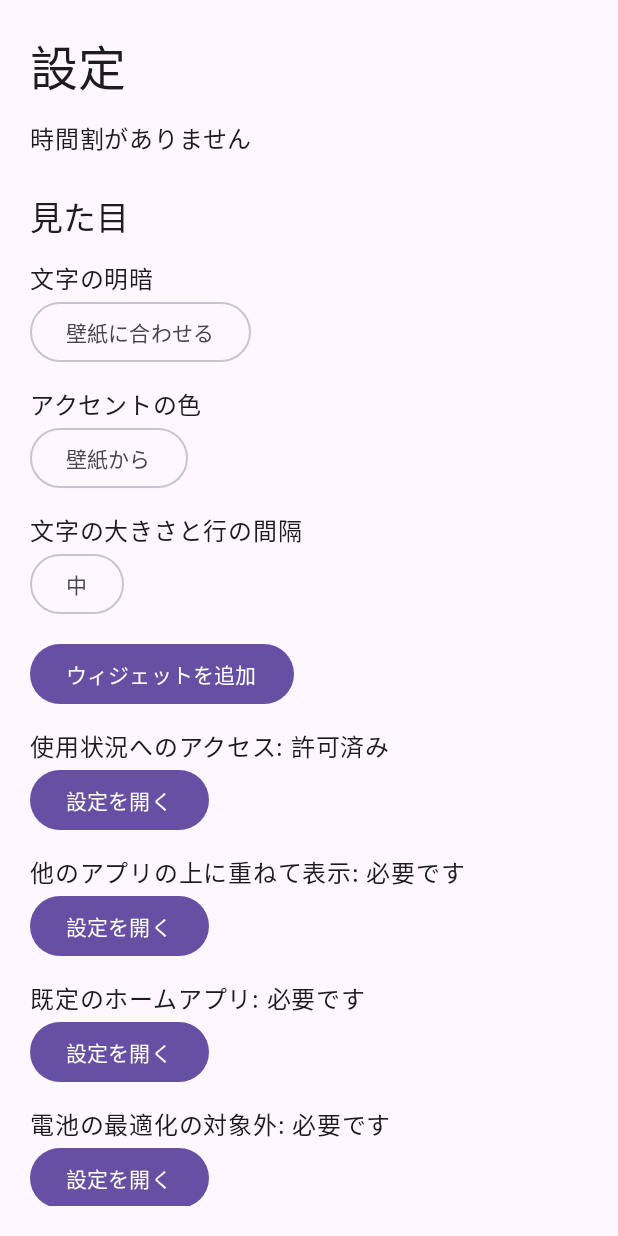
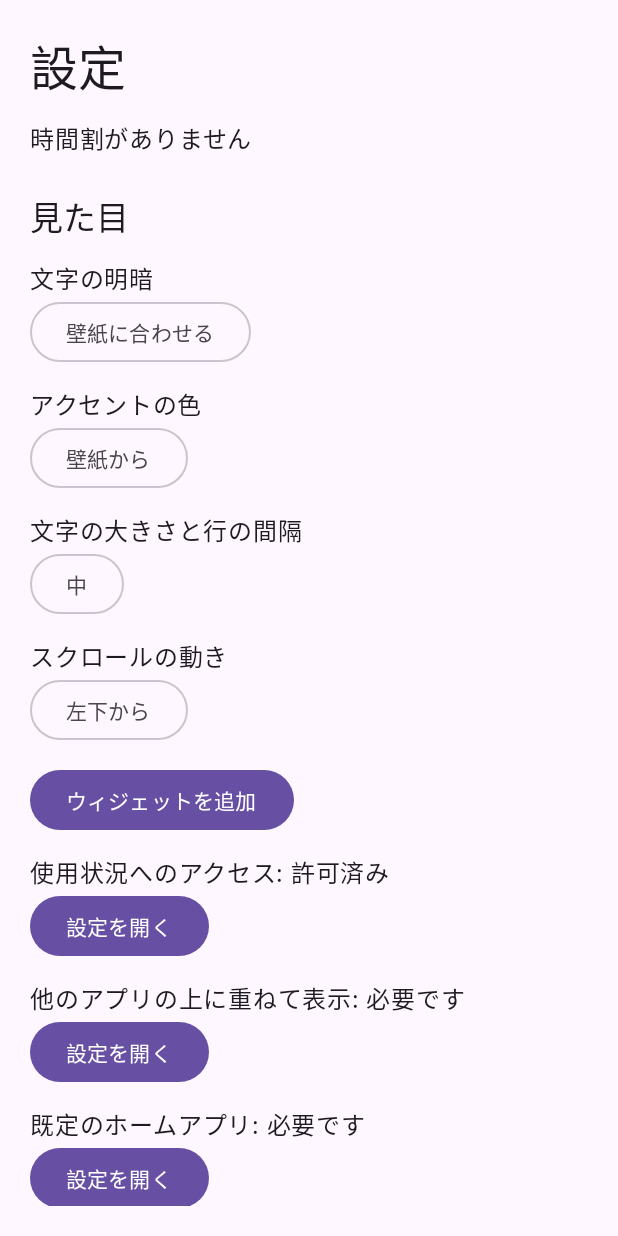
Before and after one commit to Meowtaverse-Games/cadence, an Android app built with Jetpack Compose: the MainActivity screen opened directly, with no data from a screen before it, after a tap on "設定", on a phone screen of 412 x 824 dp. Run offline under Robolectric (Android 15) with nearby library versions, the phone set to English and light mode, and no system bars.

Commit message:
Polish Android home interactions and add position-based scroll motion
Implemented-by: Codex gpt-6.1-sol

```diff
--- a/android/app/src/main/java/com/meowtaversegames/cadence/HomeLayout.kt
+++ b/android/app/src/main/java/com/meowtaversegames/cadence/HomeLayout.kt
@@ -22,9 +22,8 @@ fun homeLayout(sections: List<AppSection>, favorites: List<String>, query: Strin
         if (query.isEmpty()) {
             add(HomeItem.Fixed("header"))
             widgets.forEach { add(HomeItem.Widget(it)) }
-            add(HomeItem.Fixed("favorites"))
             val apps = visibleFavorites(favorites, sections.flatMap { it.apps })
-            if (apps.isEmpty()) add(HomeItem.Fixed("empty-favorites"))
+            if (favorites.isEmpty()) add(HomeItem.Fixed("empty-favorites"))
             apps.forEach { add(HomeItem.App(it, favorite = true)) }
         }
         add(HomeItem.Fixed("all-apps"))
--- a/android/app/src/main/java/com/meowtaversegames/cadence/HomeScreen.kt
+++ b/android/app/src/main/java/com/meowtaversegames/cadence/HomeScreen.kt
@@ -1,6 +1,11 @@
 package com.meowtaversegames.cadence
 
 import androidx.activity.compose.BackHandler
+import androidx.compose.animation.core.animateFloatAsState
+import androidx.compose.animation.core.tween
+import androidx.compose.ui.graphics.TransformOrigin
+import androidx.compose.ui.graphics.graphicsLayer
+import kotlinx.coroutines.flow.first
 import androidx.compose.foundation.rememberScrollState
 import androidx.compose.foundation.verticalScroll
 import androidx.compose.foundation.Image
@@ -9,8 +14,6 @@ import androidx.compose.foundation.clickable
 import androidx.compose.foundation.combinedClickable
 import androidx.compose.foundation.gestures.detectDragGestures
 import androidx.compose.foundation.gestures.detectTapGestures
-import androidx.compose.ui.semantics.CustomAccessibilityAction
-import androidx.compose.ui.semantics.customActions
 import androidx.compose.foundation.layout.*
 import androidx.compose.foundation.lazy.LazyColumn
 import androidx.compose.foundation.lazy.items
@@ -77,6 +80,10 @@ fun HomeScreen(
     onQueryChange: (String) -> Unit,
     listState: LazyListState,
     size: HomeSize,
+    onOpenClock: () -> Unit,
+    onOpenCalendar: () -> Unit,
+    scrollMotion: ScrollMotion = ScrollMotion.LOWER_LEFT,
+    animatorScale: Float = 1f,
     defaultHome: Boolean = true,
     widgets: List<SavedWidget> = emptyList(),
     widgetContent: @Composable (SavedWidget) -> Unit = {},
@@ -86,9 +93,25 @@ fun HomeScreen(
     var menu by remember(homeRequest) { mutableStateOf<AppEntry?>(null) }
     val focus = LocalFocusManager.current
     val keyboard = LocalSoftwareKeyboardController.current
+    // Recreated on HOME even during a fling, so a jump never displays the old deformation.
+    var motionSuppressed by remember(homeRequest) { mutableStateOf(true) }
+    val motionEnabled = scrollMotion == ScrollMotion.LOWER_LEFT && animatorScale != 0f
+    val motionStrength = animateFloatAsState(
+        if (motionEnabled && !motionSuppressed && listState.isScrollInProgress) 1f else 0f,
+        animationSpec = tween(180), label = "scroll strength")
+    LaunchedEffect(homeRequest, motionSuppressed) {
+        if (motionSuppressed) {
+            snapshotFlow { !listState.isScrollInProgress && motionStrength.value == 0f }.first { it }
+            motionSuppressed = false
+        }
+    }
+    fun jumpTo(position: Int) {
+        motionSuppressed = true
+        listState.requestScrollToItem(position)
+    }
     fun closeSearch() {
         onQueryChange(""); menu = null; focus.clearFocus(); keyboard?.hide()
-        listState.requestScrollToItem(0)
+        jumpTo(0)
     }
     LaunchedEffect(homeRequest) { focus.clearFocus(); keyboard?.hide() }
     BackHandler(enabled = consumesHomeBack(query.isNotEmpty(), defaultHome)) {
@@ -101,7 +124,7 @@ fun HomeScreen(
     val colors = LocalHomeColors.current
     fun changeQuery(value: String) {
         onQueryChange(value)
-        listState.requestScrollToItem(0)
+        jumpTo(0)
         if (value.isEmpty()) { focus.clearFocus(); keyboard?.hide() }
     }
     fun launchFirst() { firstSearchResult(query, layout.items)?.let(onLaunch) }
@@ -110,6 +133,23 @@ fun HomeScreen(
             LazyColumn(state = listState, modifier = Modifier.weight(1f).fillMaxHeight(),
                 contentPadding = PaddingValues(start = 24.dp, end = 8.dp, top = 12.dp, bottom = 24.dp)) {
                 items(layout.items, key = { it.key }) { item ->
+                    val moving = item !is HomeItem.Widget && item.key != "header"
+                    val rowModifier = if (!moving) Modifier else Modifier.graphicsLayer {
+                        // Read layout and animated state at draw time, never during row composition.
+                        val info = listState.layoutInfo
+                        val row = info.visibleItemsInfo.firstOrNull { it.key == item.key }
+                        val motion = if (motionEnabled && !motionSuppressed && row != null)
+                            calculateScrollMotion(row.offset.toFloat(), row.size.toFloat(),
+                                info.viewportStartOffset.toFloat(), info.viewportEndOffset.toFloat(), motionStrength.value)
+                            else RowMotion()
+                        translationX = this.size.width * motion.translationXFraction
+                        translationY = motion.translationY
+                        scaleX = motion.scale; scaleY = motion.scale
+                        alpha = motion.alpha
+                        rotationZ = motion.rotation
+                        transformOrigin = TransformOrigin(0f, 1f)
+                    }
+                    Box(rowModifier.fillMaxWidth()) {
                         when (item) {
                             is HomeItem.Widget -> widgetContent(item.widget)
                             is HomeItem.App -> AppRow(item.entry, snapshot.icons[item.entry.id], size,
@@ -117,12 +157,8 @@ fun HomeScreen(
                             is HomeItem.Heading -> Text(item.section.heading, Modifier.padding(vertical = 12.dp),
                                 style = MaterialTheme.typography.labelLarge)
                             is HomeItem.Fixed -> when (item.key) {
-                            "header" -> HomeHeader(presentation, onSettings, onAddWidget, widgetAddReason)
-                            "favorites" -> Text("お気に入り", Modifier.padding(top = 20.dp, bottom = 12.dp),
-                                style = MaterialTheme.typography.labelLarge)
-                            "empty-favorites" -> Text(if (favorites.isEmpty())
-                                "下の一覧から長押しで追加できます。最大8個まで並べられます。"
-                                else "今表示できるお気に入りはありません", Modifier.padding(vertical = 16.dp))
+                                "header" -> HomeHeader(presentation, onSettings, onOpenClock, onOpenCalendar, onAddWidget, widgetAddReason)
+                                "empty-favorites" -> Text("下の一覧から長押しで追加できます", Modifier.padding(vertical = 16.dp))
                                 "all-apps" -> Text(if (query.isEmpty()) "すべてのアプリ" else "検索結果",
                                     Modifier.padding(top = 24.dp, bottom = 12.dp), style = MaterialTheme.typography.titleMedium)
                                 "empty-apps" -> Text("一致するアプリがありません", Modifier.padding(vertical = 24.dp))
@@ -131,8 +167,9 @@ fun HomeScreen(
                         }
                     }
                 }
+            }
             SectionIndex(layout.index, Modifier.fillMaxHeight().width(44.dp)) { index ->
-                listState.requestScrollToItem(layout.index[index].position)
+                jumpTo(layout.index[index].position)
             }
         }
         OutlinedTextField(value = query, onValueChange = ::changeQuery,
@@ -148,15 +185,14 @@ fun HomeScreen(
     menu?.let { app ->
       CadenceTheme {
         val isFavorite = app.id in favorites
-        val full = !isFavorite && installedFavoriteCount(favorites, installedIds) >= FAVORITE_LIMIT
         val inventoryReady = installedIds != null && !inventoryFailed
         AlertDialog(onDismissRequest = { menu = null }, title = { Text(app.label) },
             text = {
                 Column(Modifier.verticalScroll(rememberScrollState())) {
-                    TextButton(enabled = !full && (isFavorite || inventoryReady), onClick = {
-                        onFavorites(if (isFavorite) removeFavorite(favorites, app.id) else addFavorite(favorites, app.id, installedIds).ids)
+                    TextButton(enabled = isFavorite || inventoryReady, onClick = {
+                        onFavorites(if (isFavorite) removeFavorite(favorites, app.id) else addFavorite(favorites, app.id, installedIds))
                         menu = null
-                    }) { Text(if (isFavorite) "お気に入りから外す" else if (full) "お気に入りは8個までです" else if (!inventoryReady) "一覧の読み込み後に追加できます" else "お気に入りに追加") }
+                    }) { Text(if (isFavorite) "お気に入りから外す" else if (!inventoryReady) "一覧の読み込み後に追加できます" else "お気に入りに追加") }
                     if (isFavorite) {
                         TextButton(enabled = canMoveFavorite(visibleFavoriteIds, app.id, -1), onClick = {
                             onFavorites(moveVisibleFavorite(favorites, visibleFavoriteIds, app.id, -1)); menu = null
@@ -177,7 +213,8 @@ fun HomeScreen(
 }
 
 @Composable
-private fun HomeHeader(presentation: HomePresentation, onSettings: () -> Unit, onAddWidget: () -> Unit, addReason: String?) {
+private fun HomeHeader(presentation: HomePresentation, onSettings: () -> Unit, onOpenClock: () -> Unit,
+    onOpenCalendar: () -> Unit, onAddWidget: () -> Unit, addReason: String?) {
     var menu by remember { mutableStateOf(false) }
     if (menu) CadenceTheme {
         AlertDialog(onDismissRequest = { menu = false }, text = {
@@ -189,16 +226,21 @@ private fun HomeHeader(presentation: HomePresentation, onSettings: () -> Unit, o
     val colors = LocalHomeColors.current
     Column(Modifier.fillMaxWidth().pointerInput(Unit) {
         detectTapGestures(onLongPress = { menu = true })
-    }.semantics {
-        customActions = listOf(CustomAccessibilityAction("ウィジェットを追加") { menu = true; true })
     }, verticalArrangement = Arrangement.spacedBy(8.dp)) {
         Row(verticalAlignment = Alignment.CenterVertically) {
             Text("CADENCE", Modifier.weight(1f), style = MaterialTheme.typography.labelLarge, letterSpacing = 4.sp)
-            TextButton(onClick = onSettings) { Text("設定") }
+            SettingsGear(onSettings)
         }
         val localTime = presentation.now.atZone(ZoneId.systemDefault())
-        Text(DateTimeFormatter.ofPattern("HH:mm").format(localTime), fontSize = 58.sp, fontWeight = FontWeight.Light)
-        Text(DateTimeFormatter.ofPattern("M月d日 EEEE", Locale.JAPANESE).format(localTime))
+        val time = DateTimeFormatter.ofPattern("HH:mm").format(localTime)
+        val date = DateTimeFormatter.ofPattern("M月d日 EEEE", Locale.JAPANESE).format(localTime)
+        Text(time, Modifier.combinedClickable(onClick = onOpenClock, onLongClick = { menu = true },
+            onLongClickLabel = "ウィジェットを追加").semantics(mergeDescendants = true) {
+                contentDescription = "$time、時計を開く"
+            }, fontSize = 58.sp, fontWeight = FontWeight.Light)
+        Text(date, Modifier.combinedClickable(
+            onClick = onOpenCalendar, onLongClick = { menu = true }, onLongClickLabel = "ウィジェットを追加")
+            .heightIn(min = 48.dp).wrapContentHeight().semantics(mergeDescendants = true) { contentDescription = "$date、カレンダーを開く" })
         Row(horizontalArrangement = Arrangement.spacedBy(8.dp), verticalAlignment = Alignment.CenterVertically) {
             Box(Modifier.size(8.dp).background(colors.accent, CircleShape))
             Text(presentation.status, style = MaterialTheme.typography.titleMedium)
@@ -296,11 +338,12 @@ private fun HomePreview(blocked: Boolean = false, warning: Boolean = false, empt
             if (blocked) "1 個のアプリを 20:30 まで休ませています" else null, notificationsMissing = warning),
             visible, if (empty) emptyList() else previewApps.map { it.id }, previewApps.map { it.id }.toSet(), false,
             setOf("synthetic.play"), emptySet(), false, 0,
-            {}, {}, {}, {}, {}, {}, search, { search = it }, rememberLazyListState(), size)
+            {}, {}, {}, {}, {}, {}, search, { search = it }, rememberLazyListState(), size,
+            onOpenClock = {}, onOpenCalendar = {})
     }
 }
 }
-@Preview(name = "暗い壁紙・白い文字", widthDp = 412, heightDp = 915)
+@Preview(name = "歯車・見出しなしのお気に入り", widthDp = 412, heightDp = 915)
 @Composable private fun FreeHomePreview() = HomePreview()
 @Preview(name = "ブロック中", widthDp = 412, heightDp = 915)
 @Composable private fun FocusHomePreview() = HomePreview(blocked = true)
--- a/android/app/src/main/java/com/meowtaversegames/cadence/HomeThemePolicy.kt
+++ b/android/app/src/main/java/com/meowtaversegames/cadence/HomeThemePolicy.kt
@@ -14,8 +14,9 @@ enum class HomeSize(val label: String, val textSp: Int, val rowDp: Int) {
     SMALL("小", 18, 56), MEDIUM("中", 22, 68), LARGE("大", 26, 80);
     val lineHeightSp: Float get() = textSp * 1.25f
 }
+enum class ScrollMotion(val label: String) { LOWER_LEFT("左下から"), NONE("なし") }
 data class HomeThemeSettings(val tone: TextTone = TextTone.WALLPAPER, val accent: Accent = Accent.WALLPAPER,
-    val size: HomeSize = HomeSize.MEDIUM)
+    val size: HomeSize = HomeSize.MEDIUM, val scrollMotion: ScrollMotion = ScrollMotion.LOWER_LEFT)
 
 data class WallpaperPalette(val primary: Int, val supportsDarkText: Boolean?)
 fun usesDarkText(tone: TextTone, wallpaper: WallpaperPalette?): Boolean = when (tone) {
@@ -65,7 +66,8 @@ class HomeThemeStore(private val readFile: () -> String?, private val writeFile:
         return enumValues<T>().firstOrNull { it.name == value.content } ?: default
     }
     private fun settings(doc: JsonObject) = HomeThemeSettings(option(doc, "tone", TextTone.WALLPAPER),
-        option(doc, "accent", Accent.WALLPAPER), option(doc, "size", HomeSize.MEDIUM))
+        option(doc, "accent", Accent.WALLPAPER), option(doc, "size", HomeSize.MEDIUM),
+        option(doc, "scrollMotion", ScrollMotion.LOWER_LEFT))
     @Synchronized fun read(): ReadValue<HomeThemeSettings> = try { ReadValue(settings(document()), false) }
     catch (_: Exception) { logFailure(); ReadValue(HomeThemeSettings(), true) }
     @Synchronized fun save(value: HomeThemeSettings) {
@@ -76,6 +78,7 @@ class HomeThemeStore(private val readFile: () -> String?, private val writeFile:
         if (value.tone != previous.tone || "tone" !in fields) fields["tone"] = JsonPrimitive(value.tone.name)
         if (value.accent != previous.accent || "accent" !in fields) fields["accent"] = JsonPrimitive(value.accent.name)
         if (value.size != previous.size || "size" !in fields) fields["size"] = JsonPrimitive(value.size.name)
+        if (value.scrollMotion != previous.scrollMotion || "scrollMotion" !in fields) fields["scrollMotion"] = JsonPrimitive(value.scrollMotion.name)
         writeFile(JsonObject(fields).toString())
     }
 }
--- a/android/app/src/main/java/com/meowtaversegames/cadence/LocalStore.kt
+++ b/android/app/src/main/java/com/meowtaversegames/cadence/LocalStore.kt
@@ -55,7 +55,7 @@ class LocalStore(context: Context) {
         ReadValue(emptyList(), true)
     }
 
-    // Unavailable saved IDs do not consume installed slots and may exceed the visible limit.
+    // Preserve every saved ID, including temporarily unavailable components.
     @Synchronized
     fun saveFavorites(ids: List<String>) {
         check(!readFavorites().failed) { "Unreadable favorites must be preserved" }
--- a/android/app/src/main/java/com/meowtaversegames/cadence/MainActivity.kt
+++ b/android/app/src/main/java/com/meowtaversegames/cadence/MainActivity.kt
@@ -3,9 +3,15 @@ package com.meowtaversegames.cadence
 import android.content.ComponentName
 import android.content.Intent
 import android.content.pm.LauncherApps
+import android.database.ContentObserver
+import android.os.Handler
+import android.os.Looper
 import android.net.Uri
 import android.os.Bundle
 import android.os.Process
+import android.provider.AlarmClock
+import android.provider.Settings
+import android.widget.Toast
 import androidx.activity.ComponentActivity
 import androidx.activity.SystemBarStyle
 import androidx.activity.compose.setContent
@@ -24,6 +30,10 @@ class MainActivity : ComponentActivity() {
     private var protectedPackages by mutableStateOf(emptySet<String>())
     private var error by mutableStateOf<String?>(null)
     private val homeListState = androidx.compose.foundation.lazy.LazyListState()
+    private var animatorScale by mutableFloatStateOf(1f)
+    private val animationScaleObserver = object : ContentObserver(Handler(Looper.getMainLooper())) {
+        override fun onChange(selfChange: Boolean) { refreshAnimatorScale() }
+    }
     private var themeSettings by mutableStateOf(HomeThemeSettings())
     private var wallpaper by mutableStateOf<WallpaperPalette?>(null)
     private var awaitingWallpaper by mutableStateOf(true)
@@ -38,6 +48,8 @@ class MainActivity : ComponentActivity() {
             SystemBarStyle.dark(android.graphics.Color.TRANSPARENT))
         window.isNavigationBarContrastEnforced = false
         themeSettings = runtime.store.homeTheme.read().value ?: HomeThemeSettings()
+        contentResolver.registerContentObserver(Settings.Global.getUriFor(Settings.Global.ANIMATOR_DURATION_SCALE),
+            false, animationScaleObserver)
         cachedAppearance = savedInstanceState?.takeIf { it.containsKey("homeAccentSource") }?.let {
             HomeAppearance(it.getBoolean("homeDarkText"), it.getInt("homeAccentSource"))
         } ?: lastAppearance
@@ -50,7 +62,7 @@ class MainActivity : ComponentActivity() {
         query = savedInstanceState?.getString("query").orEmpty()
         repository = LauncherRepository(this, onPackageRemoved = { removePackageFavorites(it); widgets.packageRemoved(it) }) {
             if (it.failed) {
-                snapshot = snapshot.copy(failed = true) // Retain the last successful inventory for counting.
+                snapshot = snapshot.copy(failed = true) // Retain the last successful inventory.
                 error = "アプリの一覧を読み込めませんでした"
             } else {
                 snapshot = it
@@ -109,6 +121,10 @@ class MainActivity : ComponentActivity() {
                     { app -> open(Intent(Intent.ACTION_DELETE, Uri.fromParts("package", app.packageName, null))) },
                     { open(Intent(this, SettingsActivity::class.java)) },
                     query, { query = it }, homeListState, themeSettings.size,
+                    onOpenClock = { openHeaderApp(Intent(AlarmClock.ACTION_SHOW_ALARMS), "時計のアプリが見つかりません") },
+                    onOpenCalendar = { openHeaderApp(Intent.makeMainSelectorActivity(Intent.ACTION_MAIN,
+                        Intent.CATEGORY_APP_CALENDAR), "カレンダーのアプリが見つかりません") },
+                    scrollMotion = themeSettings.scrollMotion, animatorScale = animatorScale,
                     defaultHome = runtime.permissionState.home,
                     widgets = visibleWidgets,
                     widgetContent = { widget -> widgets.providers[widget.id]?.let { info ->
@@ -136,6 +152,7 @@ class MainActivity : ComponentActivity() {
         favorites = stored.value.orEmpty()
         favoritesFailed = stored.failed
         themeSettings = runtime.store.homeTheme.read().value ?: HomeThemeSettings()
+        refreshAnimatorScale()
         wallpaperObserver.refresh()
         widgets.refresh()
         // Check metadata without discarding temporarily unavailable favorites.
@@ -183,6 +200,7 @@ class MainActivity : ComponentActivity() {
     }
 
     override fun onDestroy() {
+        contentResolver.unregisterContentObserver(animationScaleObserver)
         wallpaperObserver.close()
         repository.close()
         super.onDestroy()
@@ -191,6 +209,16 @@ class MainActivity : ComponentActivity() {
     companion object {
         // Reopening HOME in the same process also keeps the last colors without a saved Bundle.
         private var lastAppearance: HomeAppearance? = null
+    }
+
+    private fun refreshAnimatorScale() {
+        animatorScale = try { Settings.Global.getFloat(contentResolver, Settings.Global.ANIMATOR_DURATION_SCALE, 1f) }
+            catch (_: RuntimeException) { 1f }
+    }
+
+    private fun openHeaderApp(intent: Intent, missingMessage: String) {
+        try { startActivity(intent.addFlags(Intent.FLAG_ACTIVITY_NEW_TASK)) }
+        catch (_: RuntimeException) { Toast.makeText(this, missingMessage, Toast.LENGTH_SHORT).show() }
     }
 
     private fun launchApp(app: AppEntry) {
--- /dev/null
+++ b/android/app/src/main/java/com/meowtaversegames/cadence/ScrollMotion.kt
@@ -0,0 +1,30 @@
+package com.meowtaversegames.cadence
+
+/** X is a fraction of row width; Y uses the same units as the supplied layout coordinates. */
+data class RowMotion(
+    val translationXFraction: Float = 0f,
+    val translationY: Float = 0f,
+    val scale: Float = 1f,
+    val alpha: Float = 1f,
+    val rotation: Float = 0f,
+)
+
+/** Position-only curve in the bottom 30% of the viewport. Reversing scroll retraces it exactly. */
+fun calculateScrollMotion(itemTop: Float, itemHeight: Float, viewportStart: Float, viewportEnd: Float,
+    strength: Float): RowMotion {
+    if (listOf(itemTop, itemHeight, viewportStart, viewportEnd, strength).any { !it.isFinite() } ||
+        itemHeight <= 0f || viewportEnd <= viewportStart || strength <= 0f) return RowMotion()
+    // Double intermediates also keep extreme but finite layout inputs from overflowing.
+    val viewport = viewportEnd.toDouble() - viewportStart
+    val bandStart = viewportEnd - viewport * .30
+    val depth = ((itemTop.toDouble() + itemHeight - bandStart) / (viewport * .30)).coerceIn(0.0, 1.0)
+    if (depth == 0.0) return RowMotion()
+    val bend = depth * depth * strength.coerceAtMost(1f)
+    return RowMotion(
+        translationXFraction = (-.10 * bend).toFloat(),
+        translationY = (minOf(itemHeight.toDouble(), viewport * .15) * .18 * depth * bend).toFloat(),
+        scale = (1 - .045 * bend).toFloat(),
+        alpha = (1 - .18 * bend).toFloat(),
+        rotation = (-3 * bend).toFloat(),
+    )
+}
--- a/android/app/src/main/java/com/meowtaversegames/cadence/SettingsActivity.kt
+++ b/android/app/src/main/java/com/meowtaversegames/cadence/SettingsActivity.kt
@@ -79,6 +79,9 @@ class SettingsActivity : ComponentActivity() {
                         }
                         ThemeChoices("文字の大きさと行の間隔", HomeSize.entries, homeTheme.size, !homeThemeFailed, { it.label }) {
                             saveHomeTheme(homeTheme.copy(size = it))
+                        }
+                        ThemeChoices("スクロールの動き", ScrollMotion.entries, homeTheme.scrollMotion, !homeThemeFailed, { it.label }) {
+                            saveHomeTheme(homeTheme.copy(scrollMotion = it))
                         }
                     }
                     item {
--- /dev/null
+++ b/android/app/src/main/java/com/meowtaversegames/cadence/SettingsGear.kt
@@ -0,0 +1,55 @@
+package com.meowtaversegames.cadence
+
+import android.graphics.Paint
+import android.graphics.Path
+import androidx.compose.foundation.Canvas
+import androidx.compose.foundation.layout.size
+import androidx.compose.material3.IconButton
+import androidx.compose.runtime.Composable
+import androidx.compose.runtime.remember
+import androidx.compose.ui.Modifier
+import androidx.compose.ui.graphics.drawscope.drawIntoCanvas
+import androidx.compose.ui.graphics.nativeCanvas
+import androidx.compose.ui.graphics.toArgb
+import androidx.compose.ui.semantics.contentDescription
+import androidx.compose.ui.semantics.semantics
+import androidx.compose.ui.unit.dp
+import kotlin.math.cos
+import kotlin.math.sin
+
+// Original Cadence geometry, generated from eight radial teeth; no third-party icon asset.
+@Composable
+fun SettingsGear(onClick: () -> Unit) {
+    val colors = LocalHomeColors.current
+    val path = remember {
+        Path().apply {
+            fillType = Path.FillType.EVEN_ODD
+            repeat(32) { point ->
+                val angle = point * Math.PI / 16 - Math.PI / 2
+                val radius = if (point % 4 in 1..2) 11.0 else 8.5
+                val x = (12 + radius * cos(angle)).toFloat()
+                val y = (12 + radius * sin(angle)).toFloat()
+                if (point == 0) moveTo(x, y) else lineTo(x, y)
+            }
+            close()
+            addCircle(12f, 12f, 3.8f, Path.Direction.CW)
+        }
+    }
+    val paint = remember(colors) {
+        Paint(Paint.ANTI_ALIAS_FLAG).apply {
+            color = colors.text.toArgb()
+            setShadowLayer(4f, 0f, 1f, colors.opposite.copy(alpha = .85f).toArgb())
+        }
+    }
+    IconButton(onClick = onClick, modifier = Modifier.size(48.dp).semantics { contentDescription = "設定" }) {
+        Canvas(Modifier.size(24.dp)) {
+            drawIntoCanvas { canvas ->
+                val native = canvas.nativeCanvas
+                val saved = native.save()
+                native.scale(size.width / 24f, size.height / 24f)
+                native.drawPath(path, paint)
+                native.restoreToCount(saved)
+            }
+        }
+    }
+}
```
Also changed, not shown: android/app/src/main/java/com/meowtaversegames/cadence/LauncherPolicy.kt (+5 -14 lines), 4 other files. Lines whose indentation alone changed are shown as unchanged.
